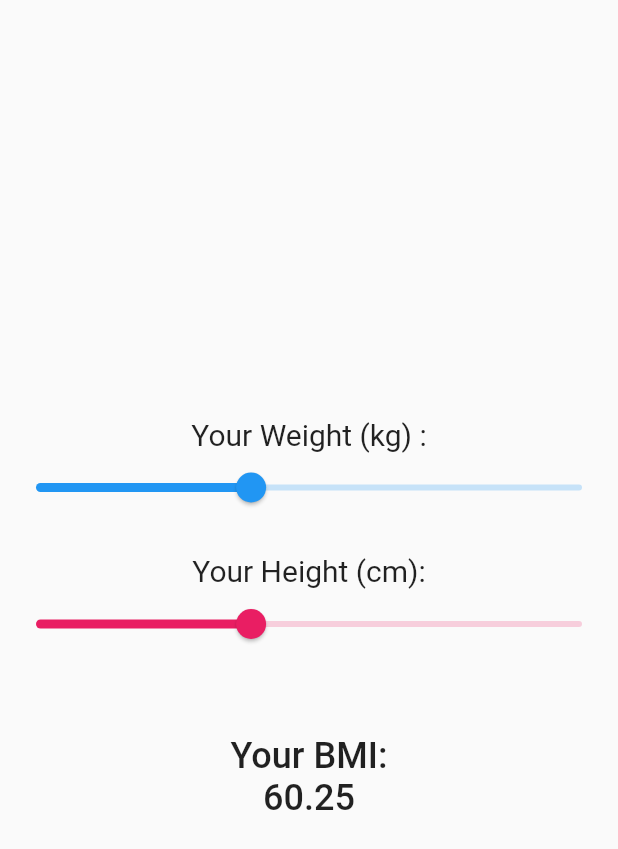
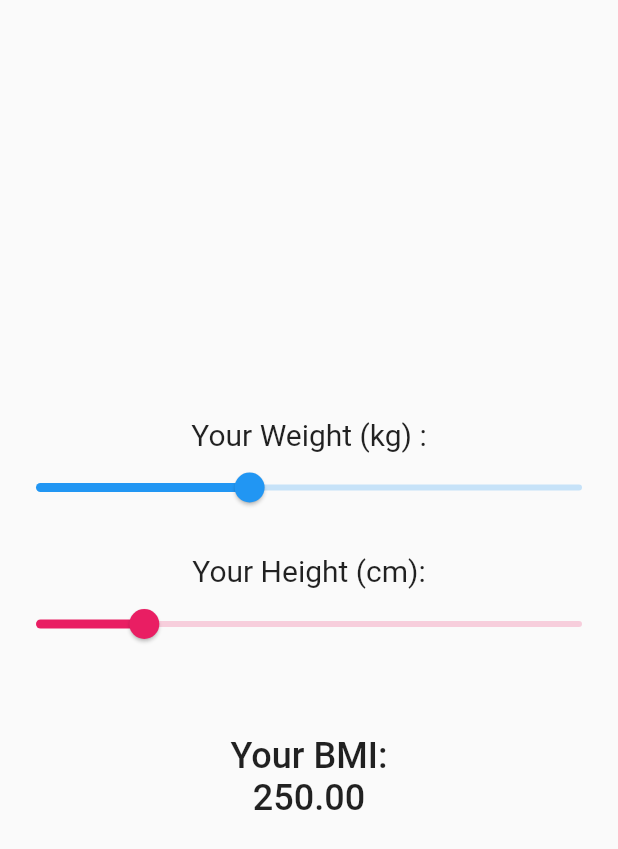
Before and after one commit to AZ-Zaini/multi_provider, a Flutter app: the screen it shows after launch, on a phone screen of 412 x 824 dp. Shown: the top 849 px of the screen. Run offline on Flutter 3.47's test engine with Material 2 defaults, Android fonts, the phone set to English and light mode, and no system bars.

Commit message:
Adding Multiprovider

```diff
--- /dev/null
+++ b/lib/height_provider.dart
@@ -0,0 +1,11 @@
+import 'package:flutter/material.dart';
+import 'package:flutter/foundation.dart';
+
+class HeightProvider with ChangeNotifier {
+  double _height = 40;
+  double get height => _height;
+  set height(double newValue) {
+    _height = newValue;
+    notifyListeners();
+  }
+}
--- a/lib/home_page.dart
+++ b/lib/home_page.dart
@@ -1,4 +1,9 @@
+import 'dart:math';
+
 import 'package:flutter/material.dart';
+import 'package:multi_provider/weight_provider.dart';
+import 'package:multi_provider/height_provider.dart';
+import 'package:provider/provider.dart';
 
 class HomePage extends StatelessWidget {
   const HomePage({Key? key}) : super(key: key);
@@ -16,13 +21,19 @@ class HomePage extends StatelessWidget {
                 fontSize: 20,
               ),
             ),
-            Slider(
+            Consumer<WeightProvider>(
+              builder: (context, weightProvider, _) => Slider(
                 min: 1,
                 max: 100,
-              value: 40,
+                divisions: 100,
+                label: weightProvider.weight.round().toString(),
+                value: weightProvider.weight,
                 onChanged: (newValue) {
+                  newValue = newValue.roundToDouble();
                   print('Weight : $newValue');
+                  weightProvider.weight = newValue;
                 },
+              ),
             ),
             SizedBox(
               height: 20,
@@ -33,26 +44,36 @@ class HomePage extends StatelessWidget {
                 fontSize: 20,
               ),
             ),
-            Slider(
+            Consumer<HeightProvider>(
+              builder: (context, heightProvider, _) => Slider(
                 min: 1,
-              max: 100,
-              value: 40,
+                max: 200,
+                divisions: 200,
+                label: heightProvider.height.round().toString(),
+                value: heightProvider.height,
                 activeColor: Colors.pink,
                 inactiveColor: Colors.pink.withOpacity(0.2),
                 onChanged: (newValue) {
+                  newValue = newValue.roundToDouble();
                   print('Height : $newValue');
+                  heightProvider.height = newValue;
                 },
+              ),
             ),
             SizedBox(
               height: 50,
             ),
-            Text(
-              'Your BMI:\n60.25',
+            Consumer<WeightProvider>(
+              builder: (context, weihtProvider, _) => Consumer<HeightProvider>(
+                builder: (context, heightProvider, _) => Text(
+                  'Your BMI:\n${(weihtProvider.weight / (pow(heightProvider.height / 100, 2))).toStringAsFixed(2)}',
                   style: TextStyle(
                     fontSize: 24,
                     fontWeight: FontWeight.w500,
                   ),
                   textAlign: TextAlign.center,
+                ),
+              ),
             )
           ],
         ),
--- a/lib/main.dart
+++ b/lib/main.dart
@@ -1,5 +1,8 @@
 import 'package:flutter/material.dart';
+import 'package:multi_provider/height_provider.dart';
 import 'package:multi_provider/home_page.dart';
+import 'package:multi_provider/weight_provider.dart';
+import 'package:provider/provider.dart';
 
 void main() => runApp(MyApp());
 
@@ -8,9 +11,15 @@ class MyApp extends StatelessWidget {
 
   @override
   Widget build(BuildContext context) {
-    return MaterialApp(
-      debugShowCheckedModeBanner: false,
-      home: HomePage(),
+    return ChangeNotifierProvider<WeightProvider>(
+      create: (context) => WeightProvider(),
+      child: ChangeNotifierProvider<HeightProvider>(
+        create: (context) => HeightProvider(),
+        child: MaterialApp(
+          debugShowCheckedModeBanner: false,
+          home: HomePage(),
+        ),
+      ),
     );
   }
 }
--- /dev/null
+++ b/lib/weight_provider.dart
@@ -0,0 +1,11 @@
+import 'package:flutter/material.dart';
+import 'package:flutter/foundation.dart';
+
+class WeightProvider with ChangeNotifier {
+  double _weight = 40;
+  double get weight => _weight;
+  set weight(double newValue) {
+    _weight = newValue;
+    notifyListeners();
+  }
+}
```
Lines whose indentation alone changed are shown as unchanged.
